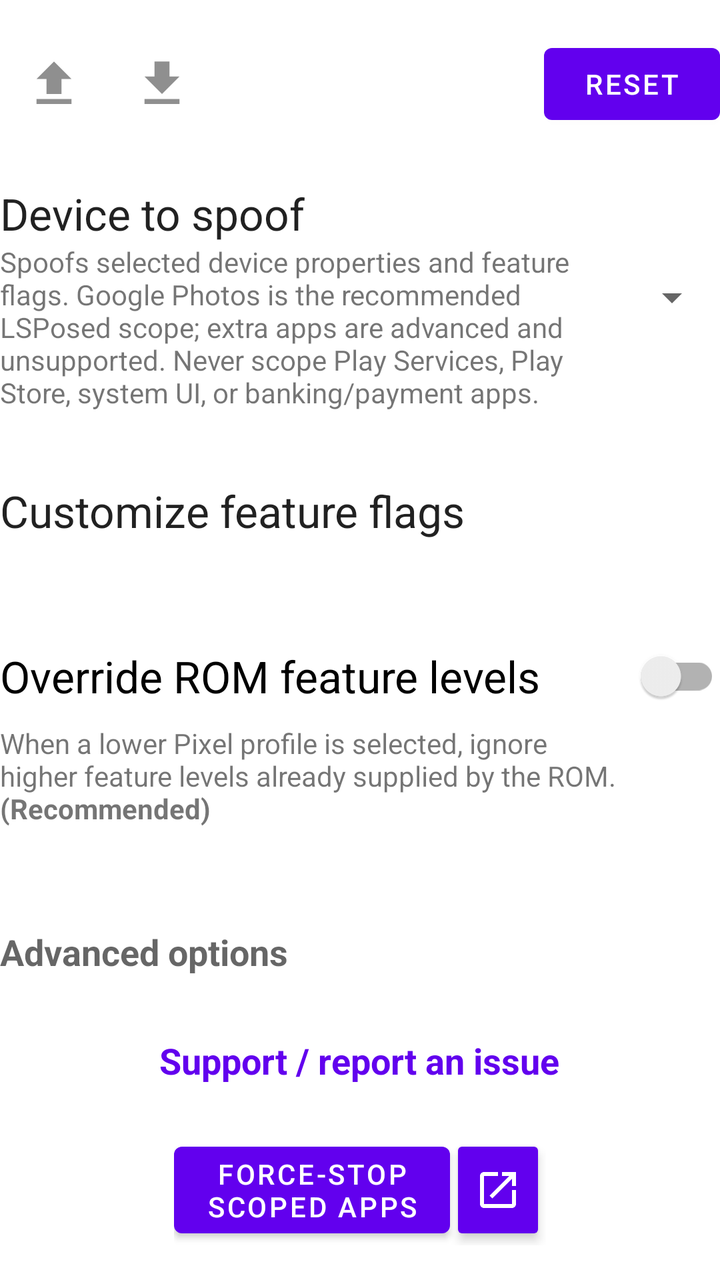
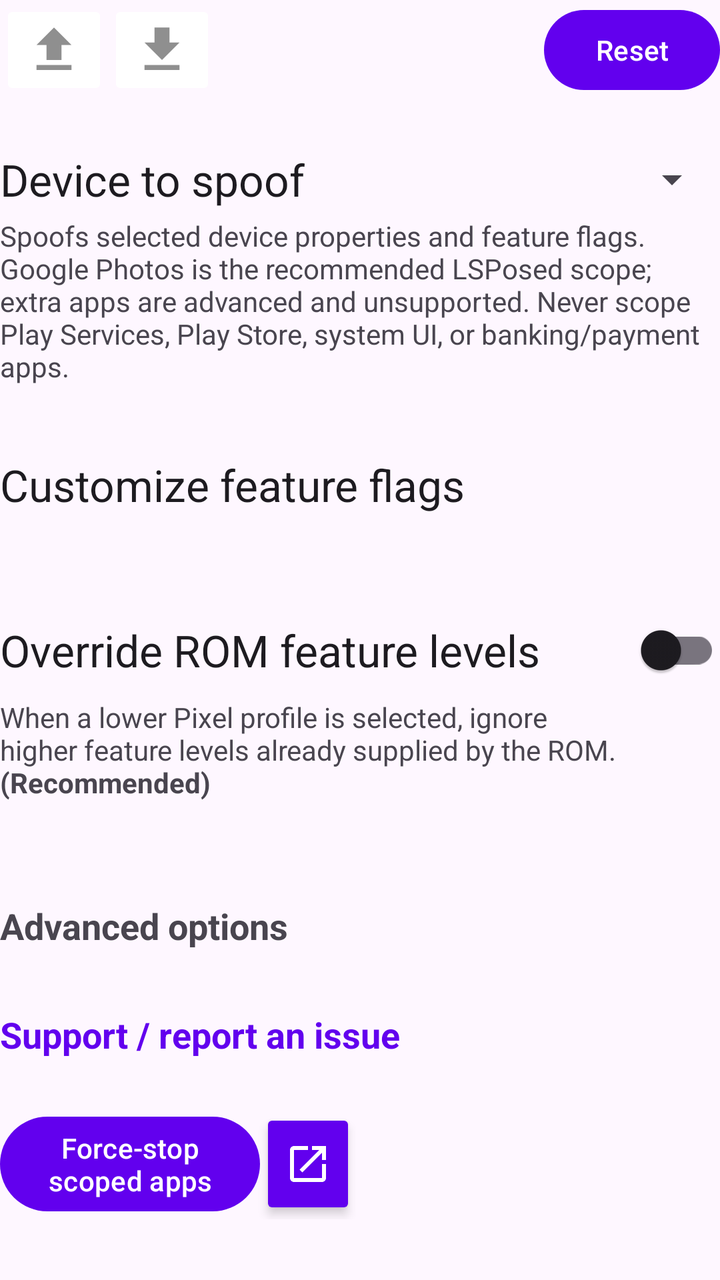

The first picture is an Android layout as it rendered before a commit; the second is the same layout after the commit. The layout source and the unified diff follow.
<!-- AndroidManifest.xml: application theme Theme.PixelifyGooglePhotos -->
<!-- res/layout/activity_main.xml -->
<?xml version="1.0" encoding="utf-8"?>
<ScrollView xmlns:android="http://schemas.android.com/apk/res/android"
    android:orientation="vertical"
    android:layout_width="match_parent"
    android:layout_height="match_parent"
    android:fillViewport="true"
    android:layout_margin="25dp"
    android:id="@+id/root_view_for_snackbar"
    >

    <LinearLayout
        android:layout_width="match_parent"
        android:layout_height="match_parent"
        android:orientation="vertical"
        android:gravity="center"
        >

        <LinearLayout
            android:layout_width="match_parent"
            android:layout_height="wrap_content"
            android:orientation="horizontal"
            android:gravity="center_vertical"
            >

            <ImageButton
                android:layout_width="wrap_content"
                android:layout_height="wrap_content"
                android:src="@drawable/ic_export"
                android:backgroundTint="@android:color/white"
                android:contentDescription="@string/export_config"
                android:id="@+id/conf_export"
                />

            <ImageButton
                android:layout_width="wrap_content"
                android:layout_height="wrap_content"
                android:src="@drawable/ic_import"
                android:backgroundTint="@android:color/white"
                android:contentDescription="@string/import_config"
                android:id="@+id/conf_import"
                />

            <Space
                android:layout_width="0dp"
                android:layout_weight="1"
                android:layout_height="wrap_content"/>

            <Button
                android:layout_width="wrap_content"
                android:layout_height="wrap_content"
                android:text="@string/reset"
                android:id="@+id/reset_settings"
                />

        </LinearLayout>

        <Space
            android:layout_width="wrap_content"
            android:layout_height="25dp"/>

        <LinearLayout
            android:layout_width="match_parent"
            android:layout_height="wrap_content"
            android:orientation="horizontal"
            android:gravity="center_vertical"
            >

            <LinearLayout
                android:layout_width="0dp"
                android:layout_weight="1"
                android:layout_height="wrap_content"
                android:orientation="vertical">

                <TextView
                    android:layout_width="wrap_content"
                    android:layout_height="wrap_content"
                    android:text="@string/device_to_spoof"
                    android:textAppearance="?android:attr/textAppearanceLarge"/>

                <TextView
                    android:layout_width="wrap_content"
                    android:layout_height="wrap_content"
                    android:text="@string/spoofs_build_and_features"/>

            </LinearLayout>

            <Spinner
                android:layout_width="wrap_content"
                android:layout_height="wrap_content"
                android:id="@+id/device_spoofer_spinner"/>

        </LinearLayout>

        <Space
            android:layout_width="wrap_content"
            android:layout_height="25dp"/>

        <LinearLayout
            android:layout_width="match_parent"
            android:layout_height="wrap_content"
            android:orientation="vertical"
            android:clickable="true"
            android:focusable="true"
            android:paddingTop="10dp"
            android:foreground="?android:attr/selectableItemBackground"
            android:id="@+id/customize_feature_flags"
            >

            <TextView
                android:layout_width="match_parent"
                android:layout_height="wrap_content"
                android:text="@string/customize_feature_flags"
                android:textAppearance="?android:attr/textAppearanceLarge"
                />

            <TextView
                android:layout_width="wrap_content"
                android:layout_height="wrap_content"
                android:text="@string/feature_flags_changed"
                android:textColor="?android:attr/colorPrimary"
                android:alpha="0.0"
                android:id="@+id/feature_flags_changed"
                />

        </LinearLayout>

        <Space
            android:layout_width="wrap_content"
            android:layout_height="25dp"/>

        <androidx.appcompat.widget.SwitchCompat
            android:layout_width="match_parent"
            android:layout_height="wrap_content"
            android:text="@string/override_rom_feature_levels"
            android:textAppearance="?android:attr/textAppearanceLarge"
            android:id="@+id/override_rom_feature_levels"/>

        <TextView
            android:layout_width="match_parent"
            android:layout_height="wrap_content"
            android:text="@string/override_rom_feature_levels_desc"
            android:textAppearance="?android:attr/textAppearanceSmall"/>

        <Space
            android:layout_width="wrap_content"
            android:layout_height="25dp"/>


        <Space
            android:layout_width="wrap_content"
            android:layout_height="15dp"/>

        <TextView
            android:layout_width="match_parent"
            android:layout_height="wrap_content"
            android:text="@string/advanced_options"
            android:textAppearance="?android:attr/textAppearanceMedium"
            android:textStyle="bold"
            android:clickable="true"
            android:focusable="true"
            android:paddingTop="10dp"
            android:paddingBottom="10dp"
            android:foreground="?android:attr/selectableItemBackground"
            android:id="@+id/advanced_options"
            />

        <Space
            android:layout_width="wrap_content"
            android:layout_height="15dp"/>

        <TextView
            android:layout_width="wrap_content"
            android:layout_height="wrap_content"
            android:text="@string/update_available"
            android:textColor="@color/red"
            android:clickable="true"
            android:focusable="true"
            android:textStyle="bold"
            android:textAppearance="?android:attr/textAppearanceMedium"
            android:foreground="?android:attr/selectableItemBackground"
            android:visibility="gone"
            android:id="@+id/update_available_link"
            />

        <Space
            android:layout_width="wrap_content"
            android:layout_height="5dp"/>

        <TextView
            android:layout_width="wrap_content"
            android:layout_height="wrap_content"
            android:text="@string/support_link"
            android:textColor="?android:attr/colorPrimary"
            android:clickable="true"
            android:focusable="true"
            android:textStyle="bold"
            android:textAppearance="?android:attr/textAppearanceMedium"
            android:foreground="?android:attr/selectableItemBackground"
            android:id="@+id/support_link"
            />

        <Space
            android:layout_width="wrap_content"
            android:layout_height="25dp"/>

        <RelativeLayout
            android:layout_width="wrap_content"
            android:layout_height="wrap_content"
            >

            <Button
                android:layout_width="wrap_content"
                android:layout_height="wrap_content"
                android:text="@string/force_stop_google_photos"
                android:elevation="3dp"
                android:id="@+id/force_stop_google_photos"
                />

            <ImageButton
                android:layout_width="wrap_content"
                android:layout_height="wrap_content"
                android:layout_toEndOf="@id/force_stop_google_photos"
                android:layout_alignTop="@id/force_stop_google_photos"
                android:layout_alignBottom="@id/force_stop_google_photos"
                android:backgroundTint="?android:attr/colorPrimary"
                android:contentDescription="@string/open_google_photos"
                android:src="@drawable/ic_open"
                android:elevation="3dp"
                android:id="@+id/open_google_photos"
                />

        </RelativeLayout>

    </LinearLayout>

</ScrollView>
<!-- resources referenced by this layout -->
<resources>
  <color name="red">#C62828</color>
  <!-- drawable ic_export (drawable) -->
  <vector android:height="30dp" android:tint="#8F8F8F"
      android:viewportHeight="24" android:viewportWidth="24"
      android:width="30dp" xmlns:android="http://schemas.android.com/apk/res/android">
      <path android:fillColor="@android:color/white" android:pathData="M9,16h6v-6h4l-7,-7 -7,7h4zM5,18h14v2L5,20z"/>
  </vector>
  <!-- drawable ic_import (drawable) -->
  <vector android:height="30dp" android:tint="#8F8F8F"
      android:viewportHeight="24" android:viewportWidth="24"
      android:width="30dp" xmlns:android="http://schemas.android.com/apk/res/android">
      <path android:fillColor="@android:color/white" android:pathData="M5,20h14v-2H5V20zM19,9h-4V3H9v6H5l7,7L19,9z"/>
  </vector>
  <!-- drawable ic_open (drawable) -->
  <vector android:height="24dp" android:tint="#FFFFFF"
      android:viewportHeight="24" android:viewportWidth="24"
      android:width="24dp" xmlns:android="http://schemas.android.com/apk/res/android">
      <path android:fillColor="@android:color/white" android:pathData="M19,19H5V5h7V3H5c-1.11,0 -2,0.9 -2,2v14c0,1.1 0.89,2 2,2h14c1.1,0 2,-0.9 2,-2v-7h-2v7zM14,3v2h3.59l-9.83,9.83 1.41,1.41L19,6.41V10h2V3h-7z"/>
  </vector>
  <string name="advanced_options">Advanced options</string>
  <string name="customize_feature_flags">Customize feature flags</string>
  <string name="device_to_spoof">Device to spoof</string>
  <string name="export_config">Export configuration</string>
  <string name="feature_flags_changed">Feature flags changed</string>
  <string name="force_stop_google_photos">Force-stop\nscoped apps</string>
  <string name="import_config">Import configuration</string>
  <string name="open_google_photos">Open Google Photos</string>
  <string name="override_rom_feature_levels">Override ROM feature levels</string>
  <string name="override_rom_feature_levels_desc">When a lower Pixel profile is selected, ignore higher feature levels already supplied by the ROM. <b>(Recommended)</b></string>
  <string name="reset">Reset</string>
  <string name="spoofs_build_and_features">Spoofs selected device properties and feature flags. Google Photos is the recommended LSPosed scope; extra apps are advanced and unsupported. Never scope Play Services, Play Store, system UI, or banking/payment apps.</string>
  <string name="support_link">Support / report an issue</string>
  <string name="update_available">App update available</string>
  <style name="Theme.PixelifyGooglePhotos" parent="Theme.MaterialComponents.DayNight.DarkActionBar">
          
          <item name="colorPrimary">@color/purple_500</item>
          <item name="colorPrimaryVariant">@color/purple_700</item>
          <item name="colorOnPrimary">@color/white</item>
          
          <item name="colorSecondary">@color/teal_200</item>
          <item name="colorSecondaryVariant">@color/teal_700</item>
          <item name="colorOnSecondary">@color/black</item>
          
          <item name="android:statusBarColor" tools:targetApi="l">?attr/colorPrimaryVariant</item>
          
          <item name="colorAccent">@color/purple_500</item>
      </style>
  <color name="purple_500">#FF6200EE</color>
  <color name="purple_700">#FF3700B3</color>
  <color name="white">#FFFFFFFF</color>
  <color name="teal_200">#FF03DAC5</color>
  <color name="teal_700">#FF018786</color>
  <color name="black">#FF000000</color>
</resources>

<!-- the commit's change to res/layout/activity_main.xml (unified diff, before → after) -->
@@ -10,9 +10,8 @@
 
     <LinearLayout
         android:layout_width="match_parent"
-        android:layout_height="match_parent"
+        android:layout_height="wrap_content"
         android:orientation="vertical"
-        android:gravity="center"
         >
 
         <LinearLayout
@@ -61,33 +60,35 @@
         <LinearLayout
             android:layout_width="match_parent"
             android:layout_height="wrap_content"
-            android:orientation="horizontal"
-            android:gravity="center_vertical"
+            android:orientation="vertical"
             >
 
             <LinearLayout
-                android:layout_width="0dp"
-                android:layout_weight="1"
-                android:layout_height="wrap_content"
-                android:orientation="vertical">
+                android:layout_width="match_parent"
+                android:layout_height="wrap_content"
+                android:orientation="horizontal"
+                android:gravity="center_vertical"
+                >
 
                 <TextView
-                    android:layout_width="wrap_content"
+                    android:layout_width="0dp"
+                    android:layout_weight="1"
                     android:layout_height="wrap_content"
                     android:text="@string/device_to_spoof"
                     android:textAppearance="?android:attr/textAppearanceLarge"/>
 
-                <TextView
+                <Spinner
                     android:layout_width="wrap_content"
                     android:layout_height="wrap_content"
-                    android:text="@string/spoofs_build_and_features"/>
+                    android:id="@+id/device_spoofer_spinner"/>
 
             </LinearLayout>
 
-            <Spinner
-                android:layout_width="wrap_content"
-                android:layout_height="wrap_content"
-                android:id="@+id/device_spoofer_spinner"/>
+            <TextView
+                android:layout_width="match_parent"
+                android:layout_height="wrap_content"
+                android:layout_marginTop="4dp"
+                android:text="@string/spoofs_build_and_features"/>
 
         </LinearLayout>
 
<!-- resource entries referenced after the edit -->
@@ -33,25 +33,14 @@
   <string name="spoofs_build_and_features">Spoofs selected device properties and feature flags. Google Photos is the recommended LSPosed scope; extra apps are advanced and unsupported. Never scope Play Services, Play Store, system UI, or banking/payment apps.</string>
   <string name="support_link">Support / report an issue</string>
   <string name="update_available">App update available</string>
-  <style name="Theme.PixelifyGooglePhotos" parent="Theme.MaterialComponents.DayNight.DarkActionBar">
-          
+  <style name="Theme.PixelifyGooglePhotos" parent="Theme.Material3.DayNight.NoActionBar">
           <item name="colorPrimary">@color/purple_500</item>
           <item name="colorPrimaryVariant">@color/purple_700</item>
-          <item name="colorOnPrimary">@color/white</item>
-          
           <item name="colorSecondary">@color/teal_200</item>
-          <item name="colorSecondaryVariant">@color/teal_700</item>
-          <item name="colorOnSecondary">@color/black</item>
-          
-          <item name="android:statusBarColor" tools:targetApi="l">?attr/colorPrimaryVariant</item>
-          
           <item name="colorAccent">@color/purple_500</item>
       </style>
   <color name="purple_500">#FF6200EE</color>
   <color name="purple_700">#FF3700B3</color>
-  <color name="white">#FFFFFFFF</color>
   <color name="teal_200">#FF03DAC5</color>
-  <color name="teal_700">#FF018786</color>
-  <color name="black">#FF000000</color>
 </resources>
 
